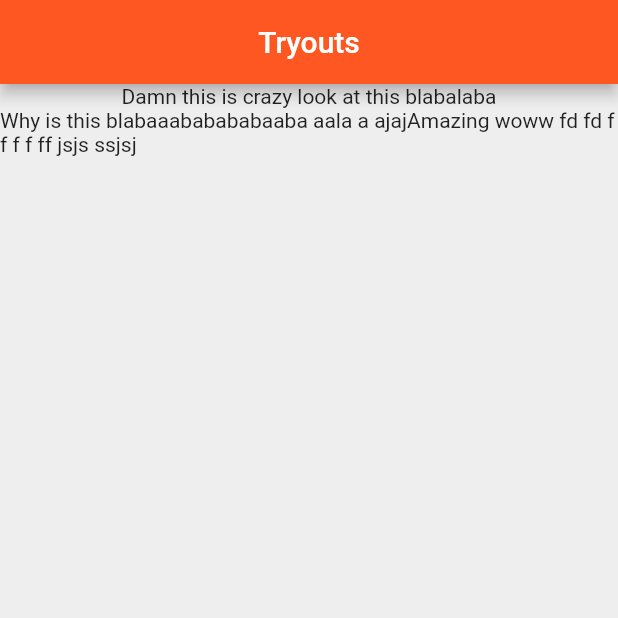
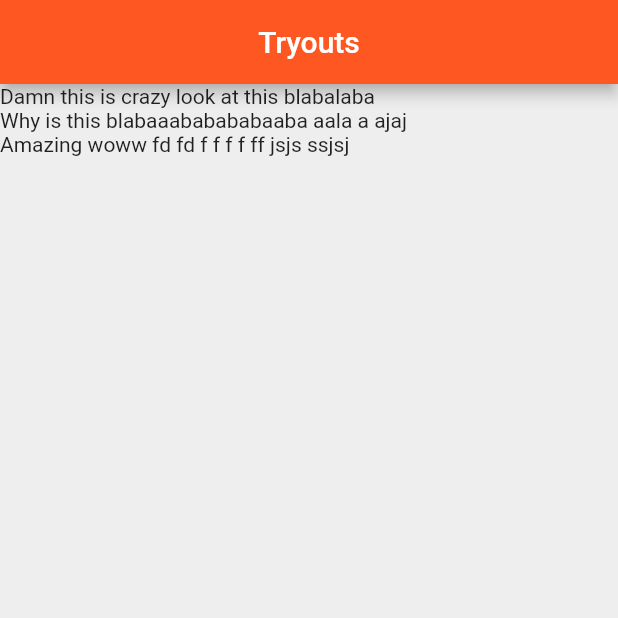
Before and after one commit to Svegiary/Learning-Flutter-3-, a Flutter app: the screen it shows after launch, on a phone screen of 412 x 824 dp, the top half of it. Run offline on Flutter 3.47's test engine with Material 2 defaults, Android fonts, the phone set to English and light mode, and no system bars.

```diff
--- a/lib/main.dart
+++ b/lib/main.dart
@@ -18,7 +18,7 @@ class _QuoteListState extends State<QuoteList> {
 
   List<String> quotes = [
     'Damn this is crazy look at this blabalaba',
-    'Why is this blabaaababababaaba aala a ajaj'
+    'Why is this blabaaababababaaba aala a ajaj',
     'Amazing woww fd fd f f f f ff jsjs ssjsj '
   ];
 
@@ -32,6 +32,8 @@ class _QuoteListState extends State<QuoteList> {
         backgroundColor: Colors.deepOrange
       ),
       body: Column(
+        mainAxisAlignment: MainAxisAlignment.start,
+        crossAxisAlignment: CrossAxisAlignment.start,
         children: quotes.map((quote) =>  Text(quote)).toList(),
 
       ),
```
